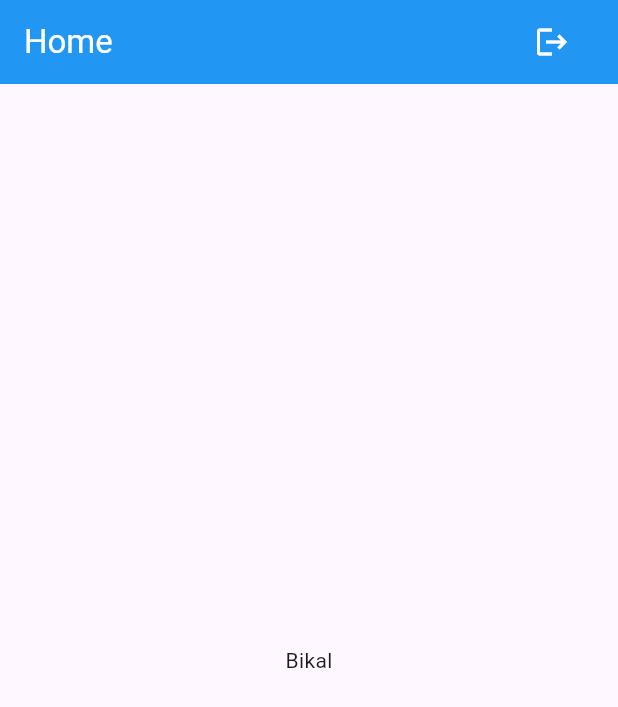
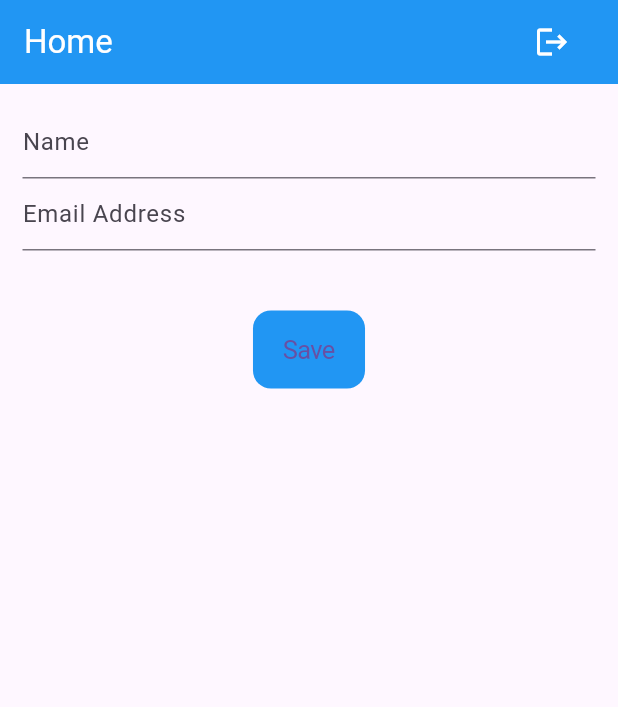
Before and after one commit to bikalchudal11/firebase_auth, a Flutter app: the HomeScreen screen opened directly, on a phone screen of 412 x 824 dp. Shown: the top 707 px of the screen. Run offline on Flutter 3.47's test engine with Material 3 defaults, Android fonts, the phone set to English and light mode, and no system bars; our stand-ins replace cloud_firestore, firebase_auth, firebase_core; accounts and stored records are empty.

Commit message:
fetching data also done

```diff
--- a/lib/home.dart
+++ b/lib/home.dart
@@ -1,5 +1,6 @@
-// ignore_for_file: prefer_const_constructors, use_build_context_synchronously
+// ignore_for_file: prefer_const_constructors, use_build_context_synchronously, prefer_const_literals_to_create_immutables, sort_child_properties_last
 
+import 'package:cloud_firestore/cloud_firestore.dart';
 import 'package:firebase_auth/firebase_auth.dart';
 import 'package:firebase_series/screens/email_auth/login_screen.dart';
 import 'package:firebase_series/screens/phone_auth/sign_in_with_phone.dart';
@@ -14,10 +15,30 @@ class HomeScreen extends StatefulWidget {
 }
 
 class _HomeScreenState extends State<HomeScreen> {
+  TextEditingController nameController = TextEditingController();
+  TextEditingController emailController = TextEditingController();
   void logOut() async {
     await FirebaseAuth.instance.signOut();
     Navigator.pushReplacement(
         context, CupertinoPageRoute(builder: (context) => SignInWithPhone()));
+  }
+
+  void saveUser() {
+    String name = nameController.text.trim();
+    String email = emailController.text.trim();
+    nameController.clear();
+    emailController.clear();
+
+    if (name != "" && email != "") {
+      Map<String, dynamic> userData = {
+        "name": name,
+        "email": email,
+      };
+      FirebaseFirestore.instance.collection("users").add(userData);
+      print("user created");
+    } else {
+      print("Please fill all the fields");
+    }
   }
 
   @override
@@ -41,9 +62,70 @@ class _HomeScreenState extends State<HomeScreen> {
             )
           ],
         ),
-      body: Center(
-        child: Text("Bikal"),
+        body: SafeArea(
+          child: Padding(
+            padding: const EdgeInsets.all(15.0),
+            child: Column(
+              children: [
+                TextField(
+                  controller: nameController,
+                  decoration: InputDecoration(hintText: "Name"),
+                ),
+                TextField(
+                  controller: emailController,
+                  decoration: InputDecoration(hintText: "Email Address"),
+                ),
+                SizedBox(
+                  height: 40,
+                ),
+                CupertinoButton(
+                  child: Text("Save"),
+                  onPressed: () {
+                    saveUser();
+                  },
+                  color: Colors.blue,
+                ),
+                SizedBox(
+                  height: 40,
+                ),
+                StreamBuilder<QuerySnapshot>(
+                  stream: FirebaseFirestore.instance
+                      .collection("users")
+                      .snapshots(),
+                  builder: (context, snapshot) {
+                    if (snapshot.connectionState == ConnectionState.active) {
+                      if (snapshot.hasData && snapshot.data != null) {
+                        return Expanded(
+                          child: ListView.builder(
+                            itemCount: snapshot.data!.docs.length,
+                            itemBuilder: (context, index) {
+                              Map<String, dynamic> userMap =
+                                  snapshot.data!.docs[index].data()
+                                      as Map<String, dynamic>;
+                              return ListTile(
+                                title: Text(userMap["name"]),
+                                subtitle: Text(userMap["email"]),
+                                trailing: IconButton(
+                                  onPressed: () {},
+                                  icon: Icon(Icons.delete),
                                 ),
                               );
+                            },
+                          ),
+                        );
+                      } else {
+                        return Text("No data!");
+                      }
+                    } else {
+                      return Center(
+                        child: CircularProgressIndicator(),
+                      );
+                    }
+                  },
+                )
+              ],
+            ),
+          ),
+        ));
   }
 }
```
Also changed, not shown: lib/main.dart (+8 -3 lines). Lines whose indentation alone changed are shown as unchanged.
